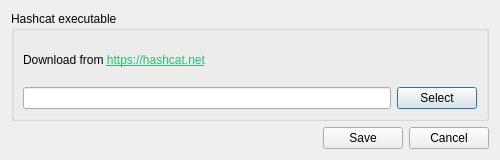
First picture: the form in src/settingsdialog.ui, repository rgroesslinger/hashcat-gui, before the edit.
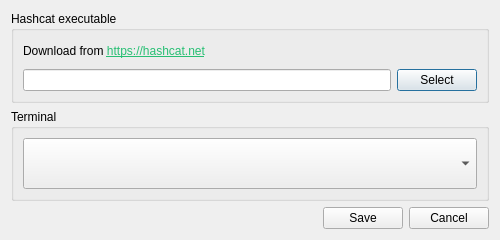
Second picture: the form after the edit. Icons and pictures are not drawn.

Commit message: add support for multiple terminals

```diff
--- a/src/settingsdialog.ui
+++ b/src/settingsdialog.ui
@@ -7,7 +7,7 @@
     <x>0</x>
     <y>0</y>
     <width>500</width>
-    <height>160</height>
+    <height>240</height>
    </rect>
   </property>
   <property name="sizePolicy">
@@ -19,13 +19,13 @@
   <property name="minimumSize">
    <size>
     <width>500</width>
-    <height>160</height>
+    <height>240</height>
    </size>
   </property>
   <property name="maximumSize">
    <size>
     <width>500</width>
-    <height>160</height>
+    <height>240</height>
    </size>
   </property>
   <property name="windowTitle">
@@ -52,9 +52,21 @@
          <verstretch>0</verstretch>
         </sizepolicy>
        </property>
+       <property name="autoFillBackground">
+        <bool>false</bool>
+       </property>
+       <property name="styleSheet">
+        <string notr="true"/>
+       </property>
        <property name="title">
         <string>Hashcat executable</string>
        </property>
+       <property name="flat">
+        <bool>false</bool>
+       </property>
+       <property name="checkable">
+        <bool>false</bool>
+       </property>
        <layout class="QGridLayout" name="gridLayout">
         <item row="1" column="0">
          <layout class="QHBoxLayout" name="horizontalLayout">
@@ -87,6 +99,49 @@
        </layout>
       </widget>
      </item>
+     <item>
+      <widget class="QGroupBox" name="groupBox_terminal">
+       <property name="sizePolicy">
+        <sizepolicy hsizetype="Expanding" vsizetype="Preferred">
+         <horstretch>0</horstretch>
+         <verstretch>0</verstretch>
+        </sizepolicy>
+       </property>
+       <property name="styleSheet">
+        <string notr="true"/>
+       </property>
+       <property name="title">
+        <string>Terminal</string>
+       </property>
+       <layout class="QGridLayout" name="gridLayout_3">
+        <item row="0" column="0">
+         <widget class="QComboBox" name="comboBox_terminal">
+          <property name="enabled">
+           <bool>true</bool>
+          </property>
+          <property name="sizePolicy">
+           <sizepolicy hsizetype="Expanding" vsizetype="Preferred">
+            <horstretch>0</horstretch>
+            <verstretch>0</verstretch>
+           </sizepolicy>
+          </property>
+          <property name="minimumSize">
+           <size>
+            <width>0</width>
+            <height>0</height>
+           </size>
+          </property>
+          <property name="maximumSize">
+           <size>
+            <width>16777215</width>
+            <height>16777215</height>
+           </size>
+          </property>
+         </widget>
+        </item>
+       </layout>
+      </widget>
+     </item>
      <item>
       <layout class="QHBoxLayout" name="horizontalLayout_2">
        <item>
```
Left out of the diff: 2 changed lines with no effect on the pictures. The commit also changes 8 other files.
